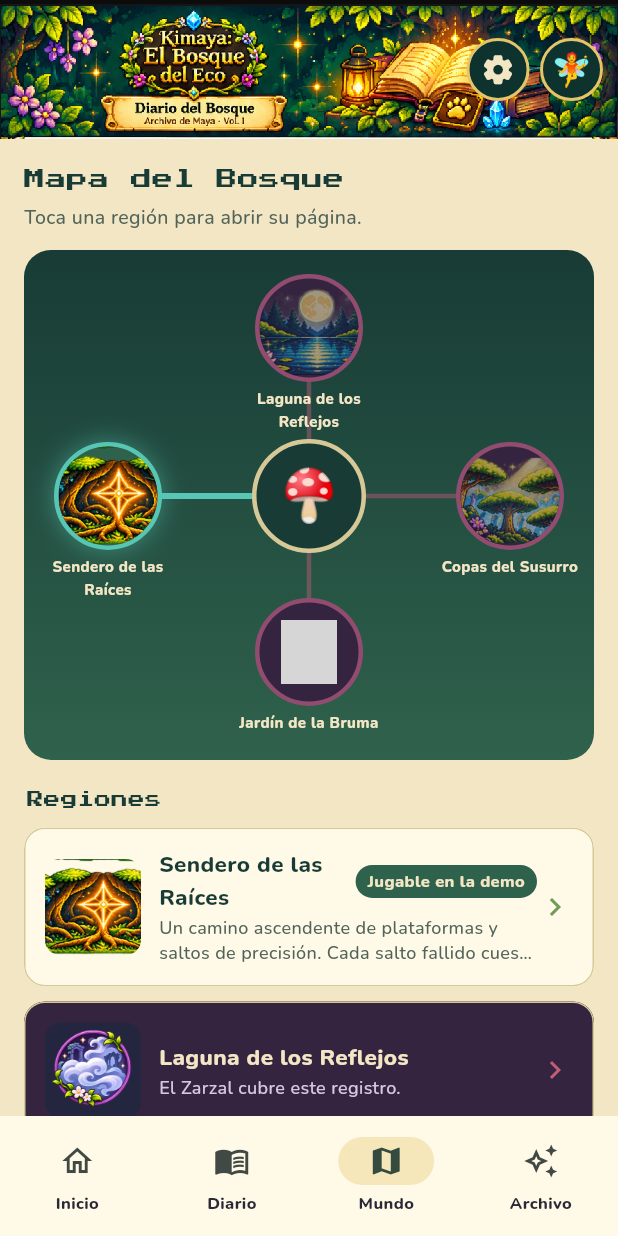
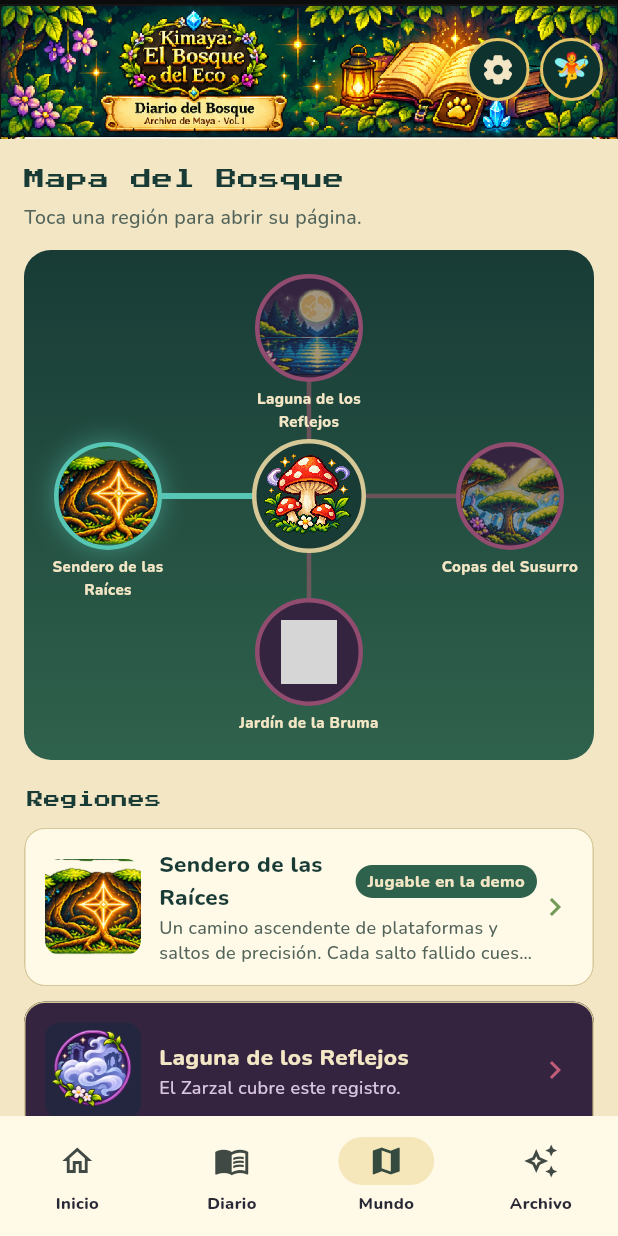
Before and after one commit to IW235/kimaya_diario, a Flutter app: the HomeShell screen opened directly with empty values, item 3 of the bottom bar chosen, on a phone screen of 412 x 824 dp. Run offline on Flutter 3.47's test engine with Material 3 defaults, Android fonts, the phone set to English and light mode, and no system bars; our stand-ins replace google_fonts, shared_preferences, supabase_flutter, video_player; accounts and stored records are empty; project files that could hold a hidden picture were left out; grey boxes are pictures that could not be loaded.

Commit message:
Cambios realizados en la seccion de mapa

```diff
--- a/lib/common.dart
+++ b/lib/common.dart
@@ -498,6 +498,7 @@ class DetailScreen extends StatelessWidget {
       return _ChapterDetailScreen(page: page);
     }
     const illustratedPages = {
+      'region_sendero',
       'lugar_circulo_hongos',
       'lugar_circulo_central',
       'lugar_sendero_raices',
--- a/lib/screens/tabs.dart
+++ b/lib/screens/tabs.dart
@@ -200,7 +200,19 @@ class _WorldMap extends StatelessWidget {
                         ]
                       : null,
                 ),
-                child: const Text('🍄', style: TextStyle(fontSize: 34)),
+                child: ClipOval(
+                  child: Image.asset(
+                    'assets/images/icono_circulo_hongos.png',
+                    width: 68,
+                    height: 68,
+                    fit: BoxFit.cover,
+                    filterQuality: FilterQuality.none,
+                    semanticLabel: 'Círculo central de hongos',
+                    errorBuilder: (_, __, ___) => const Center(
+                      child: Text('🍄', style: TextStyle(fontSize: 34)),
+                    ),
+                  ),
+                ),
               ),
             ),
             for (var i = 0; i < regions.length && i < 4; i++)
@@ -246,9 +258,11 @@ class _Node extends StatelessWidget {
               opacity: open ? 1 : .55,
               child: page.image != null
                   ? Image.asset(page.image!,
-                      width: 66, height: 66, fit: BoxFit.cover,
-                      errorBuilder: (_, __, ___) =>
-                          Text(page.emoji, style: const TextStyle(fontSize: 30)))
+                      width: 66,
+                      height: 66,
+                      fit: BoxFit.cover,
+                      errorBuilder: (_, __, ___) => Text(page.emoji,
+                          style: const TextStyle(fontSize: 30)))
                   : Text(page.emoji, style: const TextStyle(fontSize: 30)),
             ),
           ),
```
